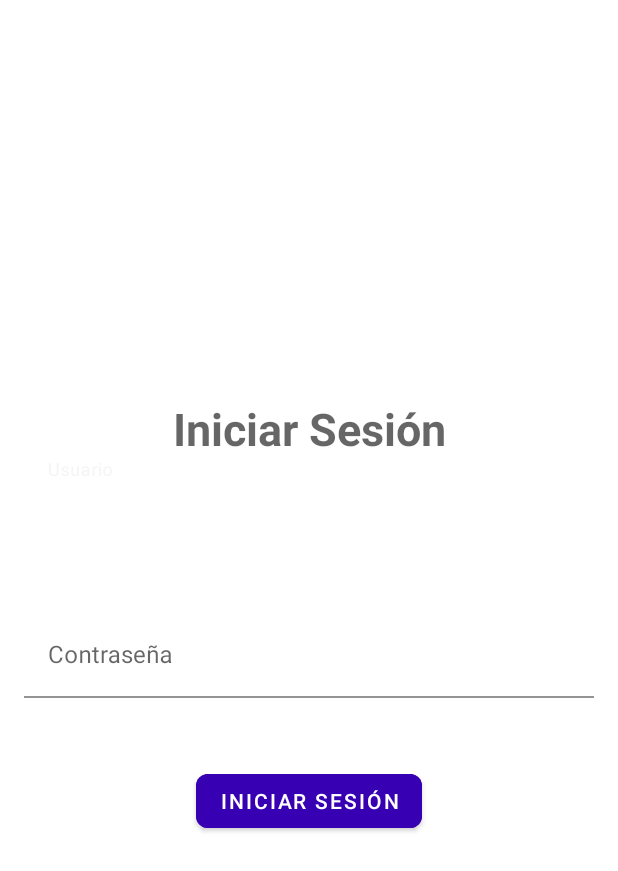
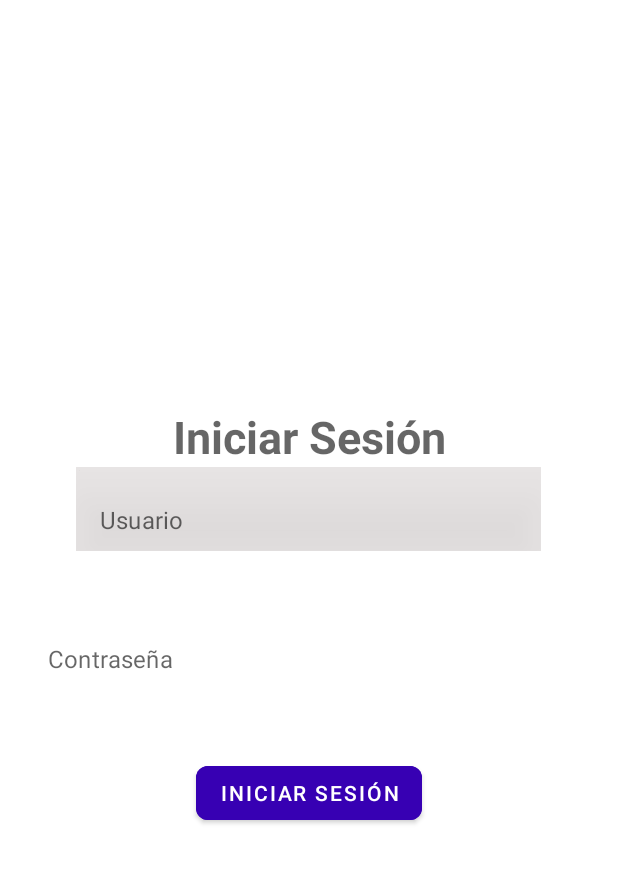
Before and after one commit to Rogerr14/storeAppAndroid, an Android app: the screen it shows after launch (LoginActivity), on a phone screen of 412 x 824 dp. Shown: the top 871 px of the screen. Run offline under Robolectric (Android 15) with nearby library versions, the phone set to English and light mode, and no system bars.

Commit message:
feat: custom desgin background text

```diff
--- a/app/src/main/res/layout/activity_login.xml
+++ b/app/src/main/res/layout/activity_login.xml
@@ -19,20 +19,24 @@
 
         android:textStyle="bold"/>
     <com.google.android.material.textfield.TextInputLayout
-        android:layout_width="match_parent"
+        android:layout_width="wrap_content"
         android:layout_height="wrap_content"
         android:id="@+id/usernameInputLayout"
         app:boxBackgroundMode="none"
         app:hintAnimationEnabled="false"
-        android:hint="Usuario"
+        android:background="@null"
+        app:hintEnabled="false"
+        android:gravity="center"
         app:errorEnabled="true"
         >
     <com.google.android.material.textfield.TextInputEditText
         android:id="@+id/usernameEditText"
-        android:layout_width="match_parent"
+        android:layout_width="310dp"
         android:layout_height="wrap_content"
         android:inputType="text"
-        android:background="@null"
+        android:hint="Usuario"
+        android:background="@color/gray_500"
+        android:elevation="20dp"
         />
     </com.google.android.material.textfield.TextInputLayout>
 
@@ -41,18 +45,22 @@
         android:layout_width="match_parent"
         android:layout_height="wrap_content"
         android:layout_marginTop="16dp"
+        app:boxBackgroundMode="none"
+        app:hintAnimationEnabled="false"
+        app:hintEnabled="false"
+
         app:errorEnabled="true"
-        android:hint="Contraseña">
-        <EditText
+        >
+        <com.google.android.material.textfield.TextInputEditText
             android:layout_width="match_parent"
             android:layout_height="match_parent"
             android:inputType="textPassword"
             android:id="@+id/passwordEditText"
             android:background="@android:color/transparent"
-
+            android:hint="Contraseña"
             >
 
-        </EditText>
+        </com.google.android.material.textfield.TextInputEditText>
     </com.google.android.material.textfield.TextInputLayout>
     <com.google.android.material.button.MaterialButton
         android:id="@+id/loginButton"
--- a/app/src/main/res/values/colors.xml
+++ b/app/src/main/res/values/colors.xml
@@ -6,4 +6,6 @@
     <color name="teal_700">#FF018786</color>
     <color name="black">#FF000000</color>
     <color name="white">#FFFFFFFF</color>
+    <color name="gray_500">#91DCD7D7</color>
+
 </resources>
```
